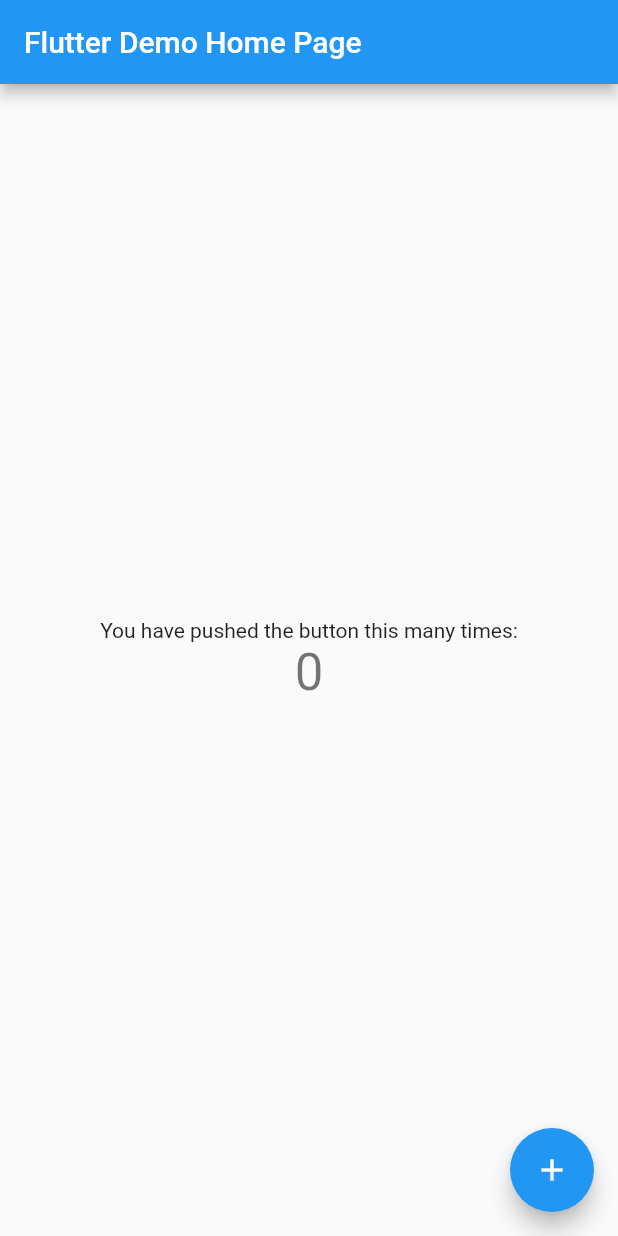
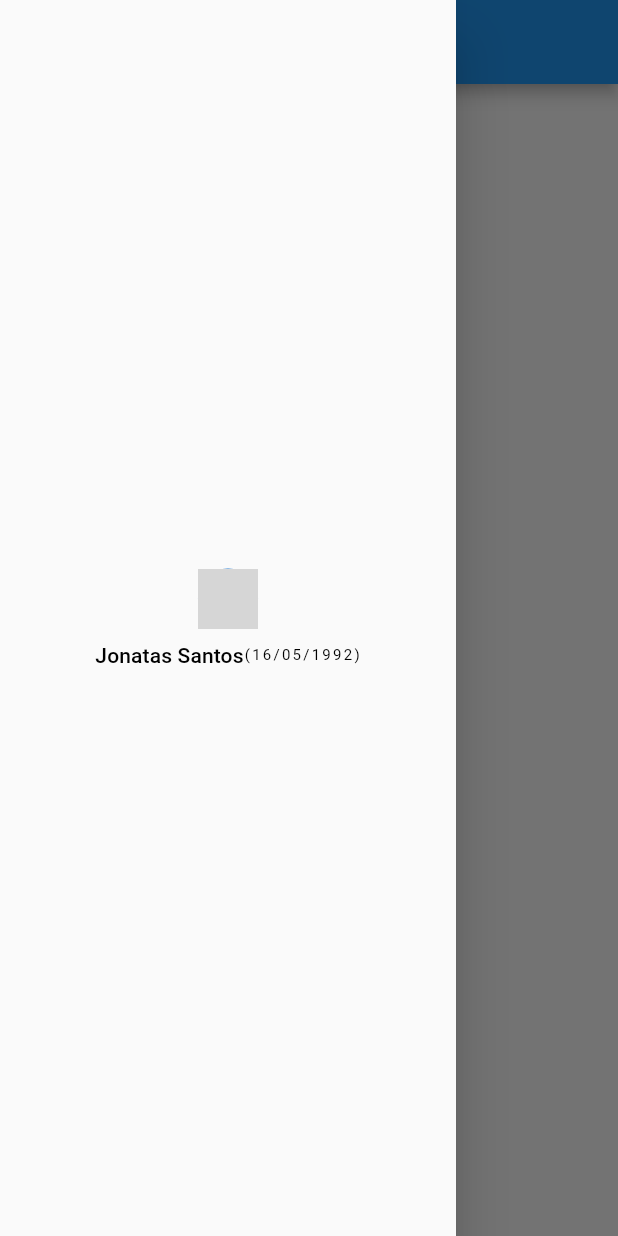
Before and after one commit to jsaintz/flutter_inherited_widget_example, a Flutter app: the screen it shows after launch, with the side drawer open (before the commit the screen has no drawer), on a phone screen of 412 x 824 dp. Run offline on Flutter 3.47's test engine with Material 2 defaults, Android fonts, the phone set to English and light mode, and no system bars; network calls fail; grey boxes are pictures that could not be loaded.

Commit message:
add  inherited widget example

```diff
--- /dev/null
+++ b/lib/components/drawer_page.dart
@@ -0,0 +1,35 @@
+// ignore_for_file: prefer_const_constructors
+
+import 'package:flutter/material.dart';
+import 'package:flutter_inherited_widget_example/model/user_model.dart';
+
+class DrawerPage extends StatelessWidget {
+  const DrawerPage({Key? key}) : super(key: key);
+
+  @override
+  Widget build(BuildContext context) {
+    var user = UserModel.of(context);
+
+    return Drawer(
+      child: Padding(
+        padding: const EdgeInsets.all(8.0),
+        child: Column(
+          mainAxisAlignment: MainAxisAlignment.center,
+          children: [
+            CircleAvatar(
+              backgroundImage: NetworkImage(user.imgAvatar),
+            ),
+            SizedBox(height: 10),
+            Row(
+              mainAxisAlignment: MainAxisAlignment.center,
+              children: [
+                Text(user.name, style: Theme.of(context).textTheme.subtitle2),
+                Text('(${user.bithDate})', style: Theme.of(context).textTheme.overline),
+              ],
+            )
+          ],
+        ),
+      ),
+    );
+  }
+}
--- a/lib/main.dart
+++ b/lib/main.dart
@@ -1,4 +1,7 @@
 import 'package:flutter/material.dart';
+import 'package:flutter_inherited_widget_example/model/user_model.dart';
+import 'package:flutter_inherited_widget_example/pages/home/home_page.dart';
+import 'package:flutter_inherited_widget_example/pages/splash/splash_page.dart';
 
 void main() {
   runApp(const MyApp());
@@ -7,109 +10,24 @@ void main() {
 class MyApp extends StatelessWidget {
   const MyApp({Key? key}) : super(key: key);
 
-  // This widget is the root of your application.
   @override
   Widget build(BuildContext context) {
-    return MaterialApp(
-      title: 'Flutter Demo',
-      theme: ThemeData(
-        // This is the theme of your application.
-        //
-        // Try running your application with "flutter run". You'll see the
-        // application has a blue toolbar. Then, without quitting the app, try
-        // changing the primarySwatch below to Colors.green and then invoke
-        // "hot reload" (press "r" in the console where you ran "flutter run",
-        // or simply save your changes to "hot reload" in a Flutter IDE).
-        // Notice that the counter didn't reset back to zero; the application
-        // is not restarted.
-        primarySwatch: Colors.blue,
+    return UserModel(
+      name: 'Jonatas Santos',
+      imgAvatar: 'https://i.redd.it/59msr0yi6ag41.jpg',
+      bithDate: '16/05/1992',
+      key: null,
+      child: MaterialApp(
+        title: 'Flutter Demo',
+        debugShowCheckedModeBanner: false,
+        theme: ThemeData(
+          primarySwatch: Colors.blue,
+        ),
+        routes: {
+          '/': (_) => const SplashPage(),
+          '/home': (_) => const HomePage(),
+        },
       ),
-      home: const MyHomePage(title: 'Flutter Demo Home Page'),
     );
   }
 }
-
-class MyHomePage extends StatefulWidget {
-  const MyHomePage({Key? key, required this.title}) : super(key: key);
-
-  // This widget is the home page of your application. It is stateful, meaning
-  // that it has a State object (defined below) that contains fields that affect
-  // how it looks.
-
-  // This class is the configuration for the state. It holds the values (in this
-  // case the title) provided by the parent (in this case the App widget) and
-  // used by the build method of the State. Fields in a Widget subclass are
-  // always marked "final".
-
-  final String title;
-
-  @override
-  State<MyHomePage> createState() => _MyHomePageState();
-}
-
-class _MyHomePageState extends State<MyHomePage> {
-  int _counter = 0;
-
-  void _incrementCounter() {
-    setState(() {
-      // This call to setState tells the Flutter framework that something has
-      // changed in this State, which causes it to rerun the build method below
-      // so that the display can reflect the updated values. If we changed
-      // _counter without calling setState(), then the build method would not be
-      // called again, and so nothing would appear to happen.
-      _counter++;
-    });
-  }
-
-  @override
-  Widget build(BuildContext context) {
-    // This method is rerun every time setState is called, for instance as done
-    // by the _incrementCounter method above.
-    //
-    // The Flutter framework has been optimized to make rerunning build methods
-    // fast, so that you can just rebuild anything that needs updating rather
-    // than having to individually change instances of widgets.
-    return Scaffold(
-      appBar: AppBar(
-        // Here we take the value from the MyHomePage object that was created by
-        // the App.build method, and use it to set our appbar title.
-        title: Text(widget.title),
-      ),
-      body: Center(
-        // Center is a layout widget. It takes a single child and positions it
-        // in the middle of the parent.
-        child: Column(
-          // Column is also a layout widget. It takes a list of children and
-          // arranges them vertically. By default, it sizes itself to fit its
-          // children horizontally, and tries to be as tall as its parent.
-          //
-          // Invoke "debug painting" (press "p" in the console, choose the
-          // "Toggle Debug Paint" action from the Flutter Inspector in Android
-          // Studio, or the "Toggle Debug Paint" command in Visual Studio Code)
-          // to see the wireframe for each widget.
-          //
-          // Column has various properties to control how it sizes itself and
-          // how it positions its children. Here we use mainAxisAlignment to
-          // center the children vertically; the main axis here is the vertical
-          // axis because Columns are vertical (the cross axis would be
-          // horizontal).
-          mainAxisAlignment: MainAxisAlignment.center,
-          children: <Widget>[
-            const Text(
-              'You have pushed the button this many times:',
-            ),
-            Text(
-              '$_counter',
-              style: Theme.of(context).textTheme.headline4,
-            ),
-          ],
-        ),
-      ),
-      floatingActionButton: FloatingActionButton(
-        onPressed: _incrementCounter,
-        tooltip: 'Increment',
-        child: const Icon(Icons.add),
-      ), // This trailing comma makes auto-formatting nicer for build methods.
-    );
-  }
-}
--- /dev/null
+++ b/lib/model/user_model.dart
@@ -0,0 +1,27 @@
+import 'package:flutter/widgets.dart';
+
+class UserModel extends InheritedWidget {
+  final String name;
+  final String imgAvatar;
+  final String bithDate;
+
+  const UserModel({
+    required Key? key,
+    required this.name,
+    required this.imgAvatar,
+    required this.bithDate,
+    required Widget child,
+  }) : super(key: key, child: child);
+
+  @override
+  bool updateShouldNotify(covariant UserModel oldWidget) {
+    return name != oldWidget.name || imgAvatar != oldWidget.imgAvatar || bithDate != oldWidget.bithDate;
+  }
+
+  static UserModel of(BuildContext context) {
+    var userModel = context.dependOnInheritedWidgetOfExactType<UserModel>();
+    assert(userModel != null, 'UserModel not exits in BuildContext');
+
+    return userModel!;
+  }
+}
--- /dev/null
+++ b/lib/pages/home/home_page.dart
@@ -0,0 +1,15 @@
+import 'package:flutter/material.dart';
+import 'package:flutter_inherited_widget_example/components/drawer_page.dart';
+
+class HomePage extends StatelessWidget {
+  const HomePage({Key? key}) : super(key: key);
+
+  @override
+  Widget build(BuildContext context) {
+    return Scaffold(
+      appBar: AppBar(title: const Text('Home Page')),
+      drawer: const DrawerPage(),
+      body: Container(),
+    );
+  }
+}
--- /dev/null
+++ b/lib/pages/splash/splash_page.dart
@@ -0,0 +1,28 @@
+import 'package:flutter/material.dart';
+
+class SplashPage extends StatefulWidget {
+  const SplashPage({Key? key}) : super(key: key);
+
+  @override
+  _SplashPageState createState() => _SplashPageState();
+}
+
+class _SplashPageState extends State<SplashPage> {
+  @override
+  void initState() {
+    super.initState();
+    WidgetsBinding.instance?.addPostFrameCallback((timeStamp) {
+      Navigator.of(context).pushNamed('/home');
+    });
+  }
+
+  @override
+  Widget build(BuildContext context) {
+    return Scaffold(
+      appBar: AppBar(
+        title: const Text('Splash'),
+      ),
+      body: Container(),
+    );
+  }
+}
```
